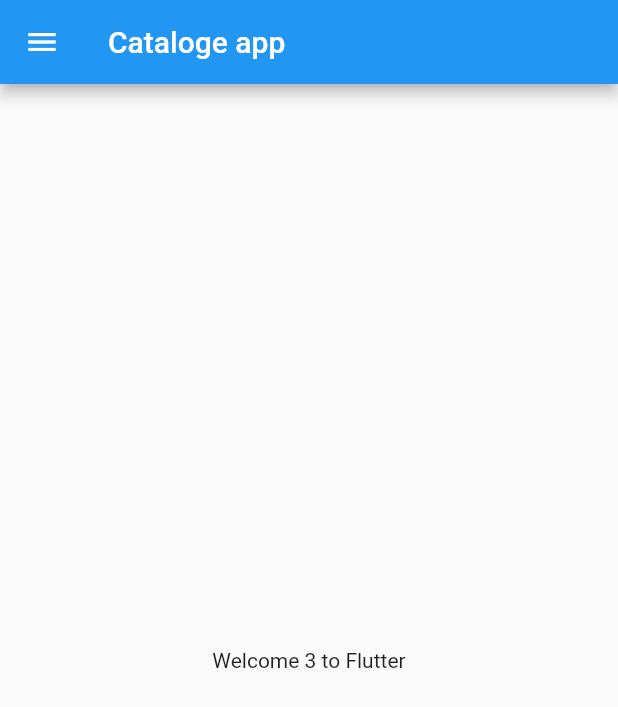
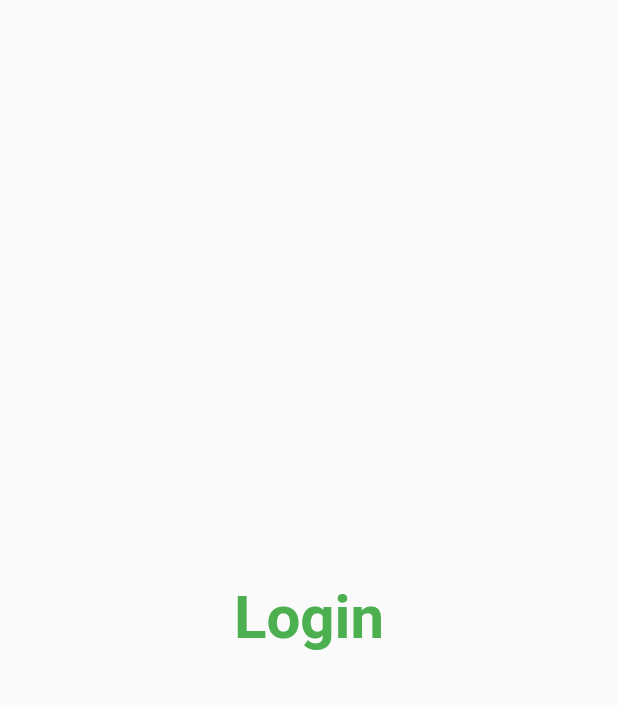
Before and after one commit to mon842/AuthNodeFlutter, a Flutter app: the screen it shows after launch, on a phone screen of 412 x 824 dp. Shown: the top 707 px of the screen. Run offline on Flutter 3.47's test engine with Material 2 defaults, Android fonts, the phone set to English and light mode, and no system bars.

Commit message:
day3Completed

```diff
--- a/lib/main.dart
+++ b/lib/main.dart
@@ -1,17 +1,24 @@
-import 'package:first/home_page.dart';
+import 'package:first/pages/login_page.dart';
+
+import 'pages/home_page.dart';
 import 'package:flutter/material.dart';
-
 
 void main() {
   runApp(MyApp());
 }
 
 class MyApp extends StatelessWidget {
-
-
   @override
   Widget build(BuildContext context) {
     return MaterialApp(
-      home: HomePage());
+      // home: HomePage(),
+      themeMode: ThemeMode.light,
+      theme: ThemeData(primarySwatch: Colors.green),
+
+      routes: {
+        "/home": (context) => HomePage(),
+        "/": (context) => loginPage()
+      },
+    );
   }
 }
--- a/lib/home_page.dart
+++ b/lib/pages/home_page.dart
@@ -6,7 +6,7 @@ class HomePage extends StatelessWidget {
 
   @override
   Widget build(BuildContext context) {
-    int days=3;
+    int days=30;
     return Scaffold(
         appBar: AppBar(
           title: Text('Cataloge app'),
--- /dev/null
+++ b/lib/pages/login_page.dart
@@ -0,0 +1,18 @@
+import 'package:flutter/material.dart';
+
+class loginPage extends StatelessWidget {
+  const loginPage({super.key});
+
+  @override
+  Widget build(BuildContext context) {
+    return Material(
+      child: Center(
+        child: Text("Login",style: TextStyle(
+          fontSize: 40,
+          color: Colors.green,
+          fontWeight: FontWeight.bold
+        ),),
+      ),
+    );
+  }
+}
```
